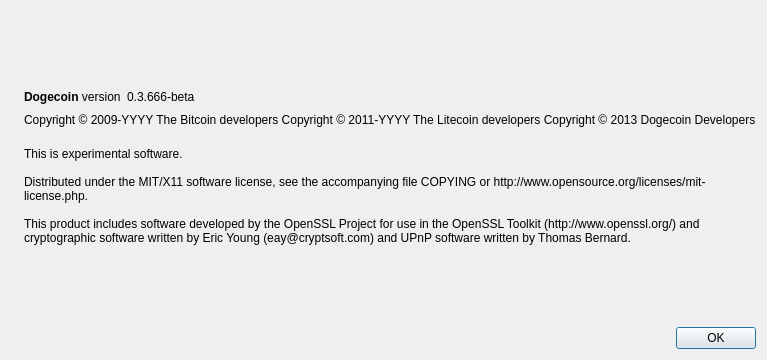
Before: the Qt Designer form src/qt/forms/aboutdialog.ui in leafcoin/leafcoin, drawn with Qt 5.
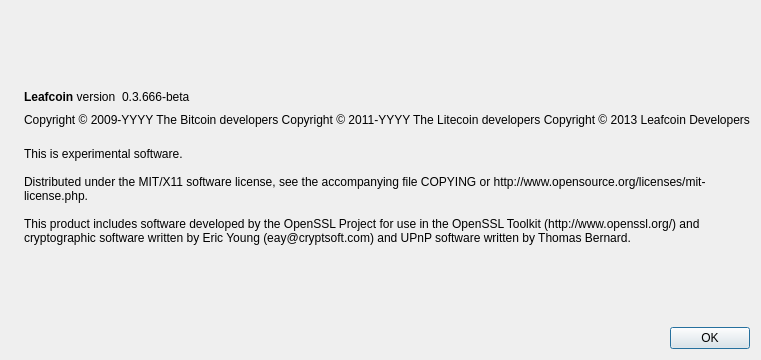
After: the same form once the commit is applied. Icons and pictures are not drawn.

```diff
--- a/src/qt/forms/aboutdialog.ui
+++ b/src/qt/forms/aboutdialog.ui
@@ -50,7 +50,7 @@
           <cursorShape>IBeamCursor</cursorShape>
          </property>
          <property name="text">
-          <string>&lt;b&gt;Dogecoin&lt;/b&gt; version</string>
+          <string>&lt;b&gt;Leafcoin&lt;/b&gt; version</string>
          </property>
          <property name="textInteractionFlags">
           <set>Qt::LinksAccessibleByMouse|Qt::TextSelectableByKeyboard|Qt::TextSelectableByMouse</set>
@@ -93,7 +93,7 @@
        <property name="text">
         <string notr="true">Copyright &amp;copy; 2009-YYYY The Bitcoin developers
 Copyright &amp;copy; 2011-YYYY The Litecoin developers
-Copyright &amp;copy; 2013 Dogecoin Developers</string>
+Copyright &amp;copy; 2013 Leafcoin Developers</string>
        </property>
        <property name="textFormat">
         <enum>Qt::RichText</enum>
```
Left out of the diff: 2 changed lines with no effect on the pictures.
